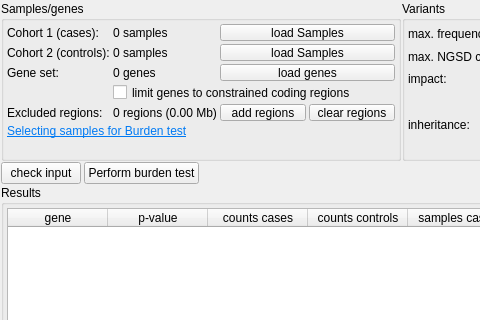
Old version of the form src/GSvar/BurdenTestWidget.ui in the repository imgag/ngs-bits; both pictures show x 0 to 480 and y 0 to 320 of the 974 by 800 pixel window.
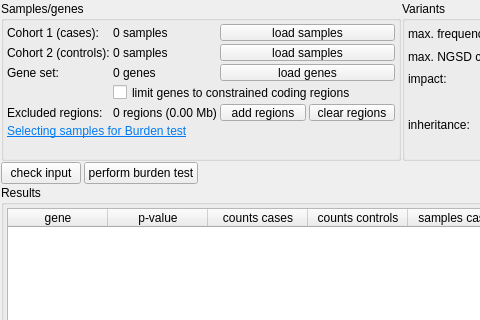
New version of the form. Icons and pictures are not drawn.

Patch:
```diff
--- a/src/GSvar/BurdenTestWidget.ui
+++ b/src/GSvar/BurdenTestWidget.ui
@@ -44,7 +44,7 @@
      <item>
       <widget class="QPushButton" name="b_burden_test">
        <property name="text">
-        <string>Perform burden test</string>
+        <string>perform burden test</string>
        </property>
       </widget>
      </item>
@@ -492,7 +492,7 @@
          </size>
         </property>
         <property name="text">
-         <string>load Samples</string>
+         <string>load samples</string>
         </property>
        </widget>
       </item>
@@ -555,7 +555,7 @@
       <item row="2" column="2" colspan="2">
        <widget class="QPushButton" name="b_load_samples_controls">
         <property name="text">
-         <string>load Samples</string>
+         <string>load samples</string>
         </property>
        </widget>
       </item>
```
